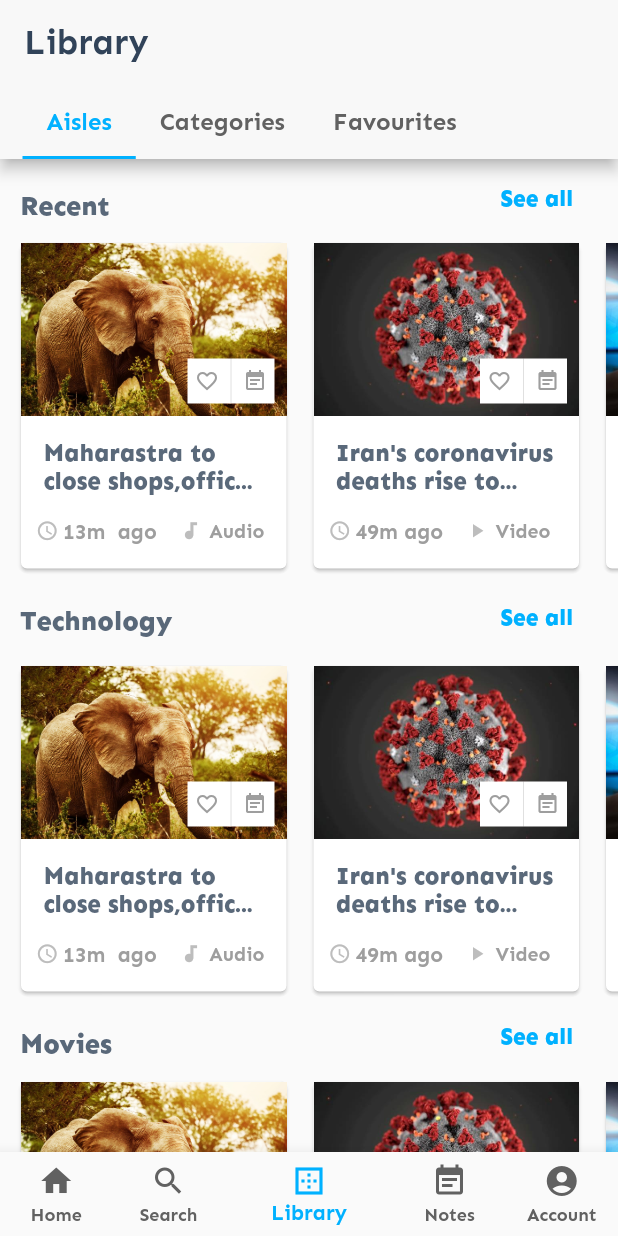
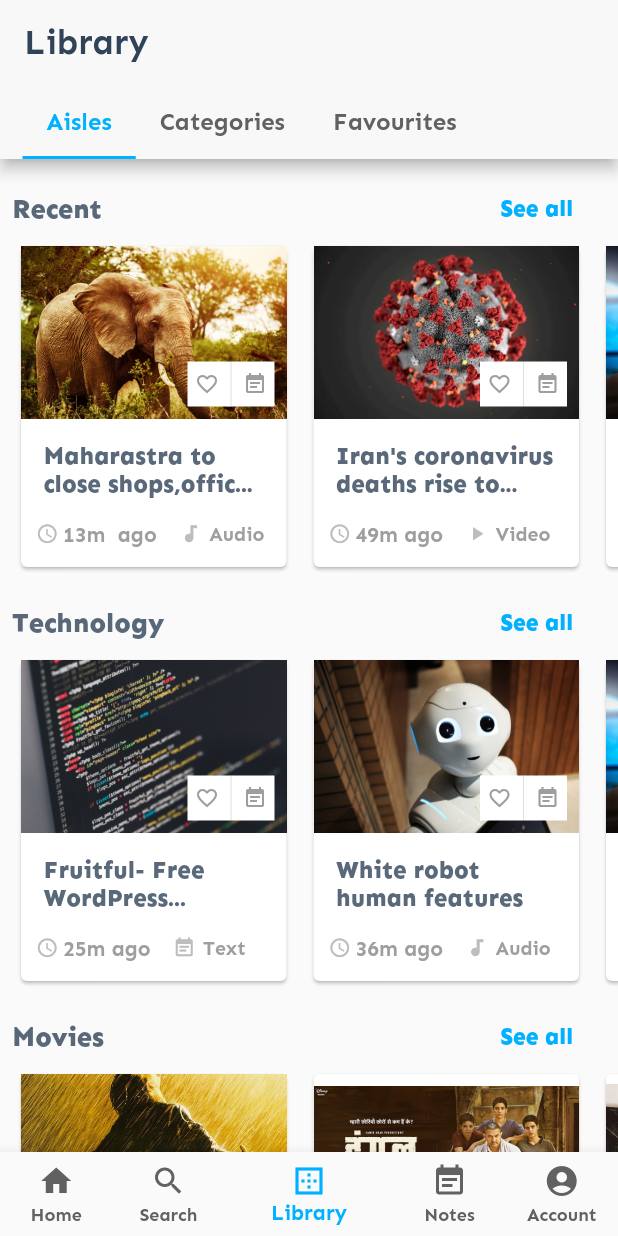
Before and after one commit to ashishdas1997/savay_demo, a Flutter app: the screen it shows after launch, on a phone screen of 412 x 824 dp. Run offline on Flutter 3.47's test engine with Material 2 defaults, Android fonts, the phone set to English and light mode, and no system bars.

Commit message:
Code Optimisations

```diff
--- a/lib/screens/article_card.dart
+++ b/lib/screens/article_card.dart
@@ -11,7 +11,7 @@ class ArticleCard extends StatefulWidget {
 }
 
 class _ArticleCardState extends State<ArticleCard> {
-bool isFavourite=false;
+  bool isFavourite = false;
 
   void toggleFavouriteStatus() {
     setState(() {
@@ -19,11 +19,12 @@ void toggleFavouriteStatus() {
       isFavourite = !isFavourite;
     });
   }
+
   @override
   Widget build(BuildContext context) {
     return Container(
       padding: EdgeInsets.only(left: 10),
-      height: 225,
+      height: 222,
       width: 195,
       child: ClipRRect(
           borderRadius: BorderRadius.circular(10),
@@ -34,7 +35,8 @@ void toggleFavouriteStatus() {
                   children: <Widget>[
                     Stack(
                       children: <Widget>[
-                        Image.asset(widget.artData.imageLink,
+                        Image.asset(
+                          widget.artData.imageLink,
                           width: 195,
                           height: 115,
                           fit: BoxFit.fitWidth,
@@ -56,7 +58,9 @@ void toggleFavouriteStatus() {
                                     child: GestureDetector(
                                       behavior: HitTestBehavior.translucent,
                                       child: Icon(
-                                        (isFavourite ? Icons.favorite : Icons.favorite_border),
+                                        (isFavourite
+                                            ? Icons.favorite
+                                            : Icons.favorite_border),
                                         color: Colors.grey,
                                         size: 16,
                                       ),
@@ -65,7 +69,7 @@ void toggleFavouriteStatus() {
                                   ),
                                   VerticalDivider(),
                                   GestureDetector(
-                                   child :  Icon(
+                                    child: Icon(
                                       Icons.event_note,
                                       color: Colors.grey,
                                       size: 16,
@@ -141,6 +145,4 @@ void toggleFavouriteStatus() {
           )),
     );
   }
-
-
 }
--- a/lib/screens/article_screen.dart
+++ b/lib/screens/article_screen.dart
@@ -1,5 +1,7 @@
 import 'package:flutter/cupertino.dart';
 import 'package:flutter/material.dart';
+import '../models/article.dart';
+import '../screens/article_section.dart';
 import '../services/article_services.dart';
 import 'article_card.dart';
 
@@ -51,112 +53,23 @@ class ArticleScreen extends StatelessWidget {
           ),
         ),
         body: SingleChildScrollView(
-          scrollDirection: Axis.vertical,
-          child: Column(
-            mainAxisSize: MainAxisSize.min,
-            children: <Widget>[
-              Row(
-                mainAxisAlignment: MainAxisAlignment.spaceBetween,
-                children: <Widget>[
-                  Padding(
-                    padding: EdgeInsets.only(top: 20, bottom: 10, left: 8),
-                    child: Text(
-                      ' Recent',
-                      style: TextStyle(
-                          fontSize: 18,
-                          fontWeight: FontWeight.w900,
-                          color: Color.fromRGBO(49, 67, 89, 0.8)),
-                    ),
-                  ),
-                  Padding(
-                    padding: EdgeInsets.only(right: 30),
-                    child: Text(
-                      ' See all',
-                      style: TextStyle(
-                          fontSize: 15,
-                          fontWeight: FontWeight.w900,
-                          color: Theme.of(context).accentColor),
-                    ),
-                  ),
-                ],
-              ),
-              SingleChildScrollView(
-                scrollDirection: Axis.horizontal,
-                child: Row(
-                  children: Services.map(
-                    (artData) => ArticleCard(artData: artData),
-                  ).toList(),
-                ),
-              ),
-              Container(
-                padding: EdgeInsets.symmetric(vertical: 15),
-                alignment: Alignment.topLeft,
-                child: Row(
-                  mainAxisAlignment: MainAxisAlignment.spaceBetween,
-                  children: <Widget>[
-                    Padding(
-                      padding: EdgeInsets.only(top: 5, left: 8),
-                      child: Text(
-                        ' Technology',
-                        style: TextStyle(
-                            fontSize: 18,
-                            fontWeight: FontWeight.w900,
-                            color: Color.fromRGBO(49, 67, 89, 0.8)),
-                      ),
-                    ),
-                    Padding(
-                      padding: EdgeInsets.only(right: 30),
-                      child: Text(
-                        ' See all',
-                        style: TextStyle(
-                            fontSize: 15,
-                            fontWeight: FontWeight.w900,
-                            color: Theme.of(context).accentColor),
-                      ),
-                    ),
-                  ],
-                ),
-              ),
-              SingleChildScrollView(
-                scrollDirection: Axis.horizontal,
-                child: Row(
-                  children: Services.map((artData) => ArticleCard(artData: artData)).toList(),
-                ),
-              ),
-              Row(
-                mainAxisAlignment: MainAxisAlignment.spaceBetween,
-                children: <Widget>[
-                  Padding(
-                    padding: EdgeInsets.only(top: 20, bottom: 10, left: 8),
-                    child: Text(
-                      ' Movies',
-                      style: TextStyle(
-                          fontSize: 18,
-                          fontWeight: FontWeight.w900,
-                          color: Color.fromRGBO(49, 67, 89, 0.8)),
-                    ),
-                  ),
-                  Padding(
-                    padding: EdgeInsets.only(right: 30),
-                    child: Text(
-                      ' See all',
-                      style: TextStyle(
-                          fontSize: 15,
-                          fontWeight: FontWeight.w900,
-                          color: Theme.of(context).accentColor),
-                    ),
-                  ),
-                ],
-              ),
-              SingleChildScrollView(
-                scrollDirection: Axis.horizontal,
-                child: Row(
-                  children: Services.map((artData) => ArticleCard(artData: artData)).toList(),
-                ),
-              ),
-            ],
-          ),
-        ),
+            scrollDirection: Axis.vertical,
+            child: Column(
+              mainAxisSize: MainAxisSize.min,
+              children:[
+                Services.map(
+                  (cardData) => ArticleSection(cardData: cardData),
+                ).firstWhere(
+                        (a) => a.cardData.type == 'Recent'),
+                Services.map(
+                  (cardData) => ArticleSection(cardData: cardData),
+                ).firstWhere(
+                    (Article) => Article.cardData.type == ('Technology')),
+                Services.map(
+                  (cardData) => ArticleSection(cardData: cardData),
+                ).firstWhere((Article) => Article.cardData.type == ('Movies')),
+              ],
+            )),
         bottomNavigationBar: BottomNavigationBar(
           selectedItemColor: Theme.of(context).accentColor,
           unselectedItemColor: Theme.of(context).primaryColorLight,
--- /dev/null
+++ b/lib/screens/article_section.dart
@@ -0,0 +1,75 @@
+import 'package:flutter/material.dart';
+import '../models/article.dart';
+import 'article_card.dart';
+import '../services/article_services.dart';
+import 'article_screen.dart';
+
+class ArticleSection extends StatefulWidget {
+  final Article cardData;
+  ArticleSection({this.cardData});
+
+  @override
+  _ArticleSectionState createState() => _ArticleSectionState();
+}
+
+class _ArticleSectionState extends State<ArticleSection> {
+
+  List<Article> recentArticles = null;
+  List<Article> technologyArticles = null;
+  List<Article> movieArticles = null;
+
+
+  @override
+  void initState(){
+    super.initState();
+    recentArticles = Services.where((i) => i.type ==('Recent')).toList();
+    technologyArticles = Services.where((i) => i.type ==('Technology')).toList();
+    movieArticles = Services.where((i) => i.type ==('Movies')).toList();
+  }
+
+  @override
+  Widget build(BuildContext context) {
+    return Column(children: <Widget>[
+      Row(
+        mainAxisAlignment: MainAxisAlignment.spaceBetween,
+        children: <Widget>[
+          Padding(
+            padding: EdgeInsets.only(top: 22, bottom: 10, left: 8),
+            child: Text(
+              widget.cardData.type,
+              style: TextStyle(
+                  fontSize: 18,
+                  fontWeight: FontWeight.w900,
+                  color: Color.fromRGBO(49, 67, 89, 0.8)),
+            ),
+          ),
+          Padding(
+            padding: EdgeInsets.only(top: 22, right: 30, bottom: 10),
+            child: Text(
+              ' See all',
+              style: TextStyle(
+                  fontSize: 15,
+                  fontWeight: FontWeight.w900,
+                  color: Theme.of(context).accentColor),
+            ),
+          ),
+        ],
+      ),
+      SingleChildScrollView(
+        scrollDirection: Axis.horizontal,
+        child:Row(
+          children: (widget.cardData.type=='Recent')?recentArticles.map(
+            (artData) => ArticleCard(artData: artData),
+          ).toList()
+          :(widget.cardData.type=='Technology')?technologyArticles.map(
+                (techData) => ArticleCard(artData: techData),
+          ).toList()
+              :movieArticles.map(
+                (movieData) => ArticleCard(artData: movieData),
+          ).toList()
+    )
+      )
+    ],
+    );
+  }
+}
--- a/lib/services/article_services.dart
+++ b/lib/services/article_services.dart
@@ -1,17 +1,16 @@
 import 'package:flutter/material.dart';
 import '../models/article.dart';
-
-final Services =[
+final Services = [
     Article(
 
-      type: 'recent',
+      type: 'Recent',
       id: 'r1',
       title: "Maharastra to close shops,offic...",
       imageLink: "images/elephant.jpg",
       addedTime: "13m  ago",
       contentType: "Audio"),
   Article(
-    type: 'recent',
+    type: 'Recent',
     id: 'r2',
     title: "Iran's coronavirus deaths rise to...",
     imageLink: "images/covid.jpg",
@@ -19,7 +18,7 @@ final Services =[
     contentType: "Video",
   ),
   Article(
-      type: 'recent',
+      type: 'Recent',
       id: 'r3',
       title: "Iot myth part 4 detailed",
       imageLink: "images/iot.jpg",
@@ -27,21 +26,21 @@ final Services =[
       contentType: "Text"),
 
   Article(
-      type: 'technology',
+      type: 'Technology',
       id: 't1',
       title: "Fruitful- Free WordPress...",
       imageLink: "images/wordpress.jpg",
       addedTime: "25m ago",
       contentType: "Text"),
   Article(
-      type: 'technology',
+      type: 'Technology',
       id: 't2',
       title: "White robot human features",
       imageLink: "images/robo.jpg",
       addedTime: "36m ago",
       contentType: "Audio"),
   Article(
-      type: 'technology',
+      type: 'Technology',
       id: 't3',
       title: "Iot myth part 4 detailed",
       imageLink: "images/iot.jpg",
@@ -49,21 +48,21 @@ final Services =[
       contentType: "Video"),
 
   Article(
-    type: 'movies',
+    type: 'Movies',
       id: 'm1',
       title: "The Shawshank Redemption-Mov.. ",
       imageLink: "images/shr.jpg",
       addedTime: "5m ago",
       contentType: "Video"),
   Article(
-      type: 'movies',
+      type: 'Movies',
       id: 'm2',
       title: "Dangal-Official Trailer",
       imageLink: "images/dangal.jpg",
       addedTime: "26m ago",
       contentType: "Video"),
   Article(
-      type: 'movies',
+      type: 'Movies',
       id: 'm3',
       title: "Review- The Fault in Our Stars",
       imageLink: "images/fault.jpg",
```
Lines whose indentation alone changed are shown as unchanged.
